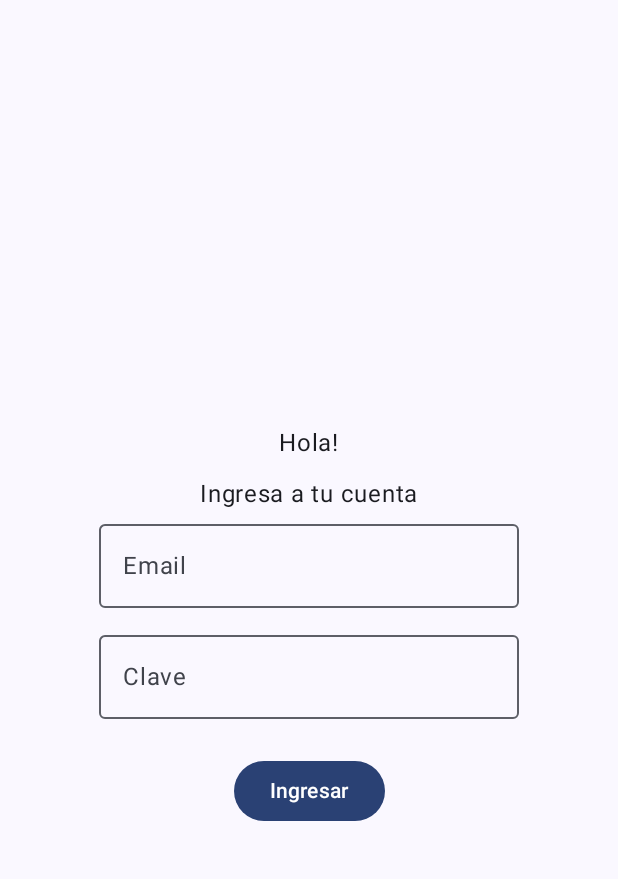
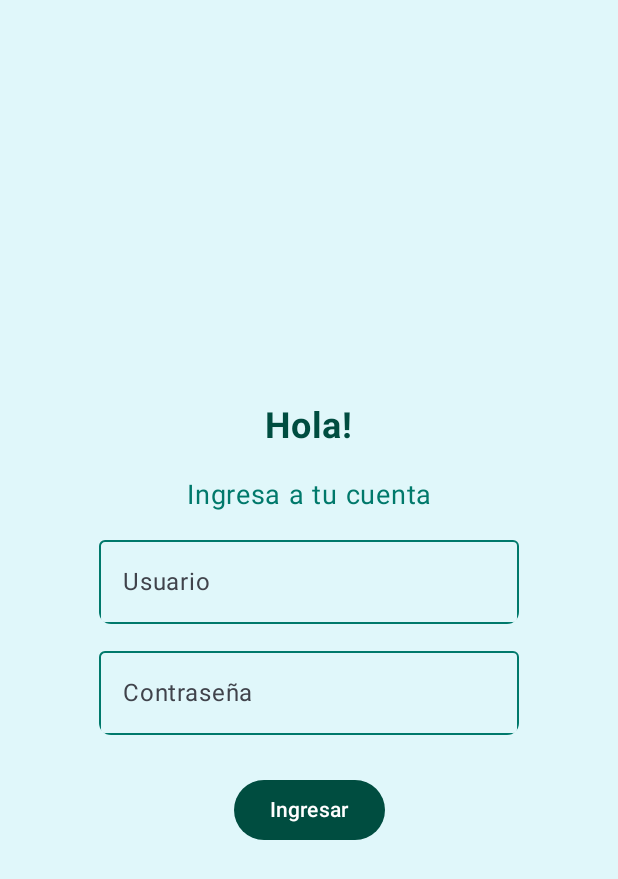
Before and after one commit to martindevas/Parcial-1, an Android app built with Jetpack Compose: the screen it shows after launch (MainActivity), on a phone screen of 412 x 824 dp. Shown: the top 879 px of the screen. Run offline under Robolectric (Android 15) with nearby library versions, the phone set to English and light mode, and no system bars.

Commit message:
Modifico diseño MainPage

```diff
--- a/app/src/main/java/com/example/parcial1/MainPage.kt
+++ b/app/src/main/java/com/example/parcial1/MainPage.kt
@@ -1,21 +1,24 @@
+@file:OptIn(ExperimentalMaterial3Api::class)
+
 package com.example.parcial1
-import androidx.compose.foundation.layout.Arrangement
-import androidx.compose.foundation.layout.Column
-import androidx.compose.foundation.layout.Row
-import androidx.compose.foundation.layout.fillMaxSize
-import androidx.compose.foundation.layout.padding
-import androidx.compose.material3.Button
-import androidx.compose.material3.OutlinedTextField
-import androidx.compose.material3.Scaffold
-import androidx.compose.material3.Text
+
+import androidx.compose.foundation.background
+import androidx.compose.foundation.layout.*
+import androidx.compose.foundation.shape.RoundedCornerShape
+import androidx.compose.material3.*
 import androidx.compose.runtime.Composable
 import androidx.compose.runtime.mutableStateOf
 import androidx.compose.runtime.remember
 import androidx.compose.ui.Alignment
 import androidx.compose.ui.Modifier
+import androidx.compose.ui.draw.clip
+import androidx.compose.ui.graphics.Color
+import androidx.compose.ui.text.font.FontWeight
 import androidx.compose.ui.text.input.PasswordVisualTransformation
+import androidx.compose.ui.text.style.TextAlign
 import androidx.compose.ui.tooling.preview.Preview
 import androidx.compose.ui.unit.dp
+import androidx.compose.ui.unit.sp
 import androidx.navigation.NavHostController
 import androidx.navigation.compose.NavHost
 import androidx.navigation.compose.composable
@@ -26,7 +29,7 @@ import com.example.parcial1.ui.theme.Parcial1Theme
 fun MainPage(modifier: Modifier = Modifier) {
     val navHostController = rememberNavController()
     Scaffold(
-        modifier = Modifier
+        modifier = Modifier.fillMaxSize()
     ) {
         MainNavHost(
             modifier = Modifier.padding(it),
@@ -55,6 +58,7 @@ fun MainNavHost(
         }
     }
 }
+
 fun VerificacionUsuario(usuario: String, contraseña: String): Boolean {
     val usuarioAValidar = "pedro@pe.com.ar"
     val contraseñaAValidar = "abc123"
@@ -69,33 +73,58 @@ fun Ingreso(
     val usuarioIngresado = remember { mutableStateOf("") }
     val contraseñaIngresada = remember { mutableStateOf("") }
     val error = remember { mutableStateOf(false) }
+
+    Box(
+        modifier = Modifier
+            .fillMaxSize()
+            .background(Color(0xFFE0F7FA))
+    ) {
         Column(
-        modifier = Modifier.fillMaxSize(),
+            modifier = Modifier
+                .fillMaxSize()
+                .padding(16.dp),
             verticalArrangement = Arrangement.Center,
             horizontalAlignment = Alignment.CenterHorizontally
         ){
             Text(
                 text = "Hola!",
-            modifier = modifier.padding(vertical = 10.dp)
+                fontSize = 24.sp,
+                fontWeight = FontWeight.Bold,
+                color = Color(0xFF004D40),
+                modifier = Modifier.padding(vertical = 10.dp)
             )
-        Row(modifier.padding()) {
             Text(
                 text = "Ingresa a tu cuenta",
-                modifier = modifier
+                fontSize = 18.sp,
+                color = Color(0xFF00796B),
+                textAlign = TextAlign.Center,
+                modifier = Modifier.padding(vertical = 10.dp)
             )
-        }
             OutlinedTextField(
                 value = usuarioIngresado.value,
                 onValueChange = { usuarioIngresado.value = it },
-            label = { Text("Email") },
-            modifier = Modifier.padding(bottom = 10.dp)
+                label = { Text("Usuario") },
+                colors = TextFieldDefaults.outlinedTextFieldColors(
+                    containerColor = Color(0xFFE0F7FA),
+                    focusedBorderColor = Color(0xFF004D40),
+                    unfocusedBorderColor = Color(0xFF00796B)
+                ),
+                modifier = Modifier
+                    .padding(bottom = 10.dp)
+                    .clip(RoundedCornerShape(8.dp))
             )
             OutlinedTextField(
-            value = contraseñaIngresada.value,
-            onValueChange = { contraseñaIngresada.value = it },
-            label = { Text("Clave") },
-            visualTransformation = PasswordVisualTransformation(),
-            modifier = Modifier.padding(bottom = 8.dp)
+                value = usuarioIngresado.value,
+                onValueChange = { usuarioIngresado.value = it },
+                label = { Text("Contraseña") },
+                colors = TextFieldDefaults.outlinedTextFieldColors(
+                    containerColor = Color(0xFFE0F7FA),
+                    focusedBorderColor = Color(0xFF004D40),
+                    unfocusedBorderColor = Color(0xFF00796B)
+                ),
+                modifier = Modifier
+                    .padding(bottom = 10.dp)
+                    .clip(RoundedCornerShape(8.dp))
             )
             Button(
                 onClick = {
@@ -108,15 +137,23 @@ fun Ingreso(
                         error.value = true
                     }
                 },
-            modifier = Modifier.padding(top = 16.dp)
+                modifier = Modifier
+                    .padding(top = 16.dp)
+                    .clip(RoundedCornerShape(8.dp)),
+                colors = ButtonDefaults.buttonColors(
+                    containerColor = Color(0xFF004D40),
+                    contentColor = Color.White
+                )
             ) {
                 Text("Ingresar")
             }
             if (error.value) {
                 Text(
                     text = "Usuario o contraseña incorrectos!",
+                    color = Color.Red,
                     modifier = Modifier.padding(top = 8.dp)
                 )
+            }
         }
     }
 }
```
Lines whose indentation alone changed are shown as unchanged.
